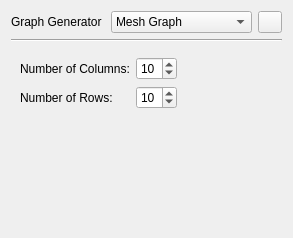
Qt form VisualEditor/Tools/GenerateGraph/GenerateGraphWidget.ui (KDE/rocs) before a commit.
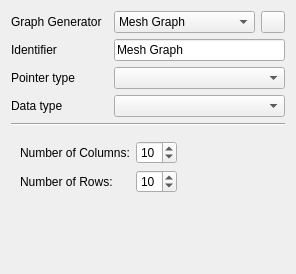
The same form after that commit. Custom widgets are drawn as their Qt base class.

Commit message:
Add type selection to generate graph widget.
Allow to select data and pointer types for newly created graphs at
the graph generator UI.

Thanks to andromeda-galaxy who created this as part of his GCI task.

```diff
--- a/VisualEditor/Tools/GenerateGraph/GenerateGraphWidget.ui
+++ b/VisualEditor/Tools/GenerateGraph/GenerateGraphWidget.ui
@@ -7,14 +7,38 @@
     <x>0</x>
     <y>0</y>
     <width>293</width>
-    <height>238</height>
+    <height>274</height>
    </rect>
   </property>
   <property name="windowTitle">
    <string>Generate Graph</string>
   </property>
   <layout class="QGridLayout" name="gridLayout">
-   <item row="0" column="1">
+   <item row="0" column="0">
+    <widget class="QLabel" name="label">
+     <property name="text">
+      <string>Graph Generator</string>
+     </property>
+    </widget>
+   </item>
+   <item row="3" column="0">
+    <widget class="QLabel" name="label_3">
+     <property name="toolTip">
+      <string>The node type to create the nodes of the graph with</string>
+     </property>
+     <property name="text">
+      <string>Data type</string>
+     </property>
+    </widget>
+   </item>
+   <item row="5" column="0" colspan="3">
+    <widget class="Line" name="line">
+     <property name="orientation">
+      <enum>Qt::Horizontal</enum>
+     </property>
+    </widget>
+   </item>
+   <item row="0" column="2">
     <layout class="QHBoxLayout" name="advancedLayout">
      <item>
       <widget class="KComboBox" name="comboBox">
@@ -77,14 +101,17 @@
      </item>
     </layout>
    </item>
-   <item row="2" column="0" colspan="2">
-    <widget class="Line" name="line">
-     <property name="orientation">
-      <enum>Qt::Horizontal</enum>
+   <item row="1" column="0">
+    <widget class="QLabel" name="label_4">
+     <property name="toolTip">
+      <string>The identifier of the created graph (used for scripting)</string>
+     </property>
+     <property name="text">
+      <string>Identifier</string>
      </property>
     </widget>
    </item>
-   <item row="3" column="0" colspan="2">
+   <item row="6" column="0" colspan="3">
     <widget class="QStackedWidget" name="stackedWidget">
      <property name="currentIndex">
       <number>0</number>
@@ -392,10 +419,37 @@
      </widget>
     </widget>
    </item>
-   <item row="0" column="0">
-    <widget class="QLabel" name="label">
+   <item row="2" column="0">
+    <widget class="QLabel" name="label_2">
+     <property name="toolTip">
+      <string>The pointer type to create the pointers of the graph with</string>
+     </property>
      <property name="text">
-      <string>Graph Generator</string>
+      <string>Pointer type</string>
+     </property>
+    </widget>
+   </item>
+   <item row="3" column="2">
+    <widget class="KComboBox" name="dataTypeSelector">
+     <property name="toolTip">
+      <string>Select the data type for data elements of the generated graph.</string>
+     </property>
+    </widget>
+   </item>
+   <item row="2" column="2">
+    <widget class="KComboBox" name="pointerTypeSelector">
+     <property name="toolTip">
+      <string>Select the pointer type for connections of the generated graph.</string>
+     </property>
+    </widget>
+   </item>
+   <item row="1" column="2">
+    <widget class="QLineEdit" name="identifier">
+     <property name="toolTip">
+      <string>Set the unique identifier of the generated graph.</string>
+     </property>
+     <property name="text">
+      <string>Mesh Graph</string>
      </property>
     </widget>
    </item>
```
Left out of the diff: 61 changed lines with no effect on the pictures. The commit also changes 2 other files.
